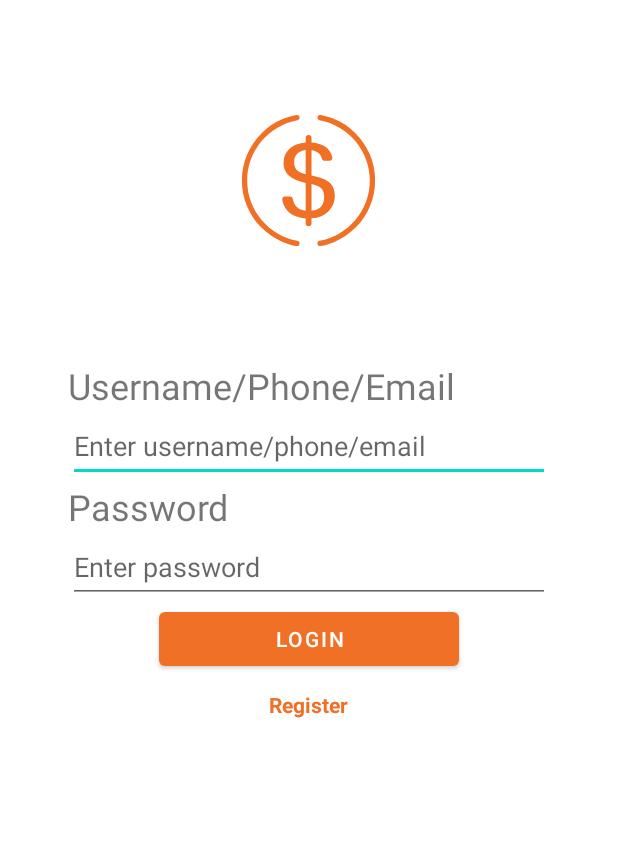
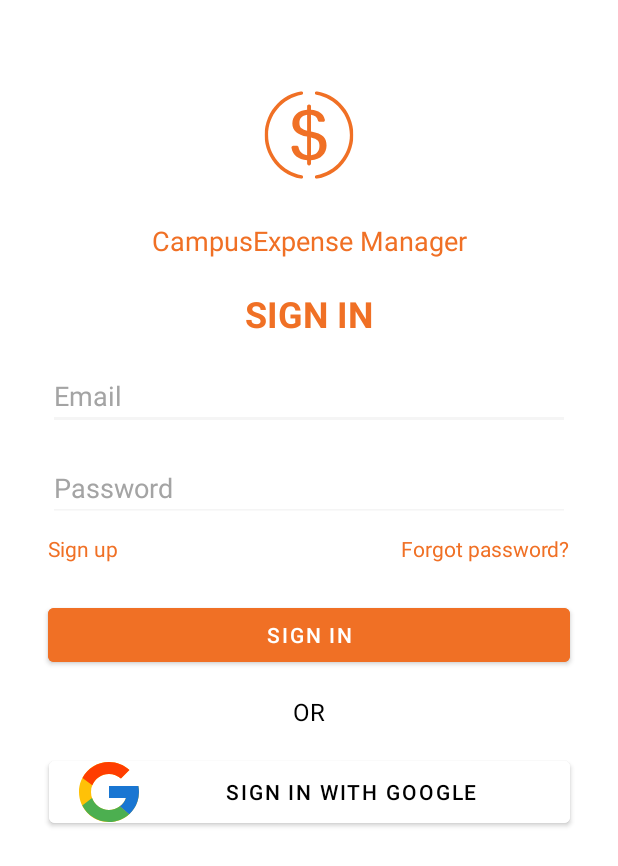
Before and after one commit to kypltIT/CampusExpenseManager, an Android app: the screen it shows after launch (LoginActivity), on a phone screen of 412 x 824 dp. Shown: the top 866 px of the screen. Run offline under Robolectric (Android 15) with nearby library versions, the phone set to English and light mode, and no system bars.

Commit message:
update activity_login.xml , AndroidManifest.xml , ic_google.xml , LoginActivity.java

```diff
--- a/app/src/main/AndroidManifest.xml
+++ b/app/src/main/AndroidManifest.xml
@@ -35,5 +35,6 @@
 
         <activity android:name=".AccountActivity"></activity>
 
+
     </application>
 </manifest>
--- a/app/src/main/java/com/example/campusexpensemanager/LoginActivity.java
+++ b/app/src/main/java/com/example/campusexpensemanager/LoginActivity.java
@@ -1,82 +1,3 @@
-//package com.example.campusexpensemanager;
-//
-//import android.annotation.SuppressLint;
-//import android.content.Intent;
-//import android.database.Cursor;
-//import android.database.sqlite.SQLiteDatabase;
-//import android.os.Bundle;
-//import android.view.View;
-//import android.widget.Button;
-//import android.widget.EditText;
-//import android.widget.TextView;
-//import android.widget.Toast;
-//
-//import androidx.appcompat.app.AppCompatActivity;
-//
-//import com.example.campusexpensemanager.model.Users;
-//
-//public class LoginActivity extends AppCompatActivity {
-//    private EditText usernameInput;
-//    private EditText passwordInput;
-//    private Button loginButton;
-//
-//
-//    @Override
-//    protected void onCreate(Bundle savedInstanceState) {
-//        super.onCreate(savedInstanceState);
-//        setContentView(R.layout.activity_login);
-//        usernameInput = findViewById(R.id.username_input);
-//        passwordInput = findViewById(R.id.password_input);
-//        loginButton = findViewById(R.id.loginButton);
-//        loginButton.setOnClickListener(new View.OnClickListener() {
-//            @Override
-//            public void onClick(View v) {
-//                Users users = new Users(v.getContext());
-//                SQLiteDatabase db = users.dbHelper.getReadableDatabase();
-//
-//                String inputUsername = usernameInput.getText().toString();
-////                String inputPassword = HashUtil.hashPassword(passwordInput.getText().toString());
-//                String inputPassword = passwordInput.getText().toString();
-//
-//                Cursor cursor = db.rawQuery("SELECT * FROM users WHERE username = ? AND password = ?",
-//                        new String[]{inputUsername, HashUtil.hashPassword(inputPassword)});
-//                if (cursor.moveToFirst()) {
-//
-//                    @SuppressLint("Range") int id  =cursor.getInt(cursor.getColumnIndex("id"));
-//                    @SuppressLint("Range") String name  =
-//                            cursor.getString(cursor.getColumnIndex("name"));
-//                    @SuppressLint("Range") String phone  =
-//                            cursor.getString(cursor.getColumnIndex("phone"));
-//                    @SuppressLint("Range") String email  =
-//                            cursor.getString(cursor.getColumnIndex("email"));
-//                    @SuppressLint("Range") String username  =
-//                            cursor.getString(cursor.getColumnIndex("username"));
-//                    Auth auth = new Auth(getBaseContext());
-//                    auth.saveUser(id, name, phone,email,username);
-//
-//
-//                    Intent intent = new Intent(v.getContext(), MainActivity.class);
-//                    v.getContext().startActivity(intent);
-//                } else {
-//                    Toast.makeText(v.getContext(), "Invalid username/password", Toast.LENGTH_LONG).show();
-//                    return;
-//                }
-//            }
-//        });
-//
-//        TextView registerLink = findViewById(R.id.register_link);
-//        registerLink.setOnClickListener(new View.OnClickListener(){
-//            @Override
-//            public void onClick(View v) {
-//                Intent intent = new Intent(v.getContext(), RegisterActivity.class);
-//                v.getContext().startActivity(intent);
-//            }
-//        });
-//    }
-//}
-
-// LoginActivity.java
-
 package com.example.campusexpensemanager;
 
 import android.content.Intent;
@@ -88,7 +9,7 @@ import android.widget.Toast;
 import androidx.appcompat.app.AppCompatActivity;
 
 public class LoginActivity extends AppCompatActivity {
-    private EditText usernameInput;
+    private EditText usernameInput;  // Đây là trường nhập email
     private EditText passwordInput;
     private Button loginButton;
 
@@ -101,9 +22,9 @@ public class LoginActivity extends AppCompatActivity {
         setContentView(R.layout.activity_login);
 
         // Initialize views
-        usernameInput = findViewById(R.id.username_input);
+        usernameInput = findViewById(R.id.email_input);  // Thay đổi username_input thành email_input
         passwordInput = findViewById(R.id.password_input);
-        loginButton = findViewById(R.id.loginButton);
+        loginButton = findViewById(R.id.sign_in_button);  // Thay đổi loginButton thành sign_in_button
 
         loginButton.setOnClickListener(new View.OnClickListener() {
             @Override
--- /dev/null
+++ b/app/src/main/res/drawable/ic_google.xml
@@ -0,0 +1,18 @@
+<vector xmlns:android="http://schemas.android.com/apk/res/android"
+    android:width="48dp"
+    android:height="48dp"
+    android:viewportWidth="48"
+    android:viewportHeight="48">
+  <path
+      android:pathData="M43.611,20.083H42V20H24v8h11.303c-1.649,4.657 -6.08,8 -11.303,8c-6.627,0 -12,-5.373 -12,-12c0,-6.627 5.373,-12 12,-12c3.059,0 5.842,1.154 7.961,3.039l5.657,-5.657C34.046,6.053 29.268,4 24,4C12.955,4 4,12.955 4,24c0,11.045 8.955,20 20,20c11.045,0 20,-8.955 20,-20C44,22.659 43.862,21.35 43.611,20.083z"
+      android:fillColor="#FFC107"/>
+  <path
+      android:pathData="M6.306,14.691l6.571,4.819C14.655,15.108 18.961,12 24,12c3.059,0 5.842,1.154 7.961,3.039l5.657,-5.657C34.046,6.053 29.268,4 24,4C16.318,4 9.656,8.337 6.306,14.691z"
+      android:fillColor="#FF3D00"/>
+  <path
+      android:pathData="M24,44c5.166,0 9.86,-1.977 13.409,-5.192l-6.19,-5.238C29.211,35.091 26.715,36 24,36c-5.202,0 -9.619,-3.317 -11.283,-7.946l-6.522,5.025C9.505,39.556 16.227,44 24,44z"
+      android:fillColor="#4CAF50"/>
+  <path
+      android:pathData="M43.611,20.083H42V20H24v8h11.303c-0.792,2.237 -2.231,4.166 -4.087,5.571c0.001,-0.001 0.002,-0.001 0.003,-0.002l6.19,5.238C36.971,39.205 44,34 44,24C44,22.659 43.862,21.35 43.611,20.083z"
+      android:fillColor="#1976D2"/>
+</vector>
--- a/app/src/main/res/layout/activity_login.xml
+++ b/app/src/main/res/layout/activity_login.xml
@@ -2,85 +2,144 @@
 <androidx.constraintlayout.widget.ConstraintLayout xmlns:android="http://schemas.android.com/apk/res/android"
     xmlns:app="http://schemas.android.com/apk/res-auto"
     xmlns:tools="http://schemas.android.com/tools"
-    android:id="@+id/main"
     android:layout_width="match_parent"
     android:layout_height="match_parent"
+    android:background="@color/white"
     tools:context=".LoginActivity">
 
-    <LinearLayout
-        android:layout_width="0dp"
-        android:layout_height="0dp"
-        android:layout_marginBottom="1dp"
-        android:orientation="vertical"
-        app:layout_constraintBottom_toBottomOf="parent"
-        app:layout_constraintEnd_toEndOf="parent"
-        app:layout_constraintHorizontal_bias="1.0"
+    <!-- Logo và Tên Ứng Dụng -->
+    <ImageView
+        android:id="@+id/logoImageView"
+        android:layout_width="100dp"
+        android:layout_height="100dp"
+        android:layout_marginTop="40dp"
+        app:srcCompat="@drawable/campusexpense__2_"
+        app:layout_constraintTop_toTopOf="parent"
         app:layout_constraintStart_toStartOf="parent"
-        app:layout_constraintTop_toTopOf="parent"
-        app:layout_constraintVertical_bias="1.0">
-
-        <ImageView
-            android:id="@+id/imageView3"
-            android:layout_width="339dp"
-            android:layout_height="150dp"
-            android:layout_gravity="center"
-            android:layout_marginTop="45dp"
-            android:layout_marginBottom="45dp"
-            app:srcCompat="@drawable/campusexpense__2_" />
+        app:layout_constraintEnd_toEndOf="parent" />
 
     <TextView
-            android:id="@+id/textView6"
-            android:layout_width="match_parent"
+        android:id="@+id/appNameTextView"
+        android:layout_width="wrap_content"
         android:layout_height="wrap_content"
-            android:layout_marginStart="45dp"
-            android:layout_marginEnd="45dp"
-            android:text="Username/Phone/Email"
-            android:textSize="24sp" />
+        android:text="CampusExpense Manager"
+        android:textSize="18sp"
+        android:textColor="@color/orange_500"
+        app:layout_constraintTop_toBottomOf="@id/logoImageView"
+        app:layout_constraintStart_toStartOf="parent"
+        app:layout_constraintEnd_toEndOf="parent"
+        android:layout_marginTop="8dp" />
 
+    <!-- Dòng chữ "SIGN IN" -->
+    <TextView
+        android:id="@+id/signInTitle"
+        android:layout_width="wrap_content"
+        android:layout_height="wrap_content"
+        android:text="SIGN IN"
+        android:textSize="24sp"
+        android:textStyle="bold"
+        android:textColor="@color/orange_500"
+        app:layout_constraintTop_toBottomOf="@id/appNameTextView"
+        app:layout_constraintStart_toStartOf="parent"
+        app:layout_constraintEnd_toEndOf="parent"
+        android:layout_marginTop="20dp" />
+
+    <!-- Trường Nhập Email -->
     <EditText
-            android:id="@+id/username_input"
-            android:layout_width="match_parent"
-            android:layout_height="48dp"
-            android:layout_marginStart="45dp"
-            android:layout_marginEnd="45dp"
-            android:ems="10"
-            android:hint="Enter username/phone/email"
-            android:inputType="text" />
+        android:id="@+id/email_input"
+        android:layout_width="0dp"
+        android:layout_height="wrap_content"
+        android:layout_marginStart="32dp"
+        android:layout_marginEnd="32dp"
+        android:layout_marginTop="16dp"
+        android:hint="Email"
+        android:inputType="textEmailAddress"
+        android:textColorHint="@color/dark_gray"
+        android:backgroundTint="@color/gray"
+        app:layout_constraintTop_toBottomOf="@id/signInTitle"
+        app:layout_constraintStart_toStartOf="parent"
+        app:layout_constraintEnd_toEndOf="parent" />
+
+    <!-- Trường Nhập Mật khẩu -->
+    <EditText
+        android:id="@+id/password_input"
+        android:layout_width="0dp"
+        android:layout_height="wrap_content"
+        android:layout_marginStart="32dp"
+        android:layout_marginEnd="32dp"
+        android:layout_marginTop="16dp"
+        android:hint="Password"
+        android:inputType="textPassword"
+        android:textColorHint="@color/dark_gray"
+        android:backgroundTint="@color/gray"
+        app:layout_constraintTop_toBottomOf="@id/email_input"
+        app:layout_constraintStart_toStartOf="parent"
+        app:layout_constraintEnd_toEndOf="parent" />
+
+    <!-- Liên kết Đăng ký và Quên mật khẩu -->
+    <TextView
+        android:id="@+id/signup_link"
+        android:layout_width="wrap_content"
+        android:layout_height="wrap_content"
+        android:text="Sign up"
+        android:textColor="@color/orange_500"
+        app:layout_constraintTop_toBottomOf="@id/password_input"
+        app:layout_constraintStart_toStartOf="@id/password_input"
+        android:layout_marginTop="8dp" />
 
     <TextView
-            android:id="@+id/textView7"
-            android:layout_width="match_parent"
-            android:layout_height="wrap_content"
-            android:layout_marginStart="45dp"
-            android:layout_marginEnd="45dp"
-            android:text="Password"
-            android:textSize="24sp" />
-
-        <EditText
-            android:id="@+id/password_input"
-            android:layout_width="match_parent"
-            android:layout_height="48dp"
-            android:layout_marginStart="45dp"
-            android:layout_marginEnd="45dp"
-            android:ems="10"
-            android:hint="Enter password"
-            android:inputType="textPassword" />
-
-        <Button
-            android:id="@+id/loginButton"
-            android:layout_width="200dp"
-            android:layout_height="48dp"
-            android:layout_gravity="center"
-            android:text="Login" />
-
-        <TextView
-            android:id="@+id/register_link"
+        android:id="@+id/forgot_password_link"
         android:layout_width="wrap_content"
         android:layout_height="wrap_content"
-            android:layout_gravity="center"
-            android:layout_marginTop="10dp"
-            android:text="Register"
+        android:text="Forgot password?"
         android:textColor="@color/orange_500"
-            android:textStyle="bold" />
-    </LinearLayout>
+        app:layout_constraintTop_toBottomOf="@id/password_input"
+        app:layout_constraintEnd_toEndOf="@id/password_input"
+        android:layout_marginTop="8dp" />
+
+    <!-- Nút Đăng Nhập -->
+    <Button
+        android:id="@+id/sign_in_button"
+        android:layout_width="0dp"
+        android:layout_height="wrap_content"
+        android:layout_marginStart="32dp"
+        android:layout_marginEnd="32dp"
+        android:layout_marginTop="24dp"
+        android:backgroundTint="@color/orange_500"
+        android:text="SIGN IN"
+        android:textColor="@color/white"
+        app:layout_constraintTop_toBottomOf="@id/signup_link"
+        app:layout_constraintStart_toStartOf="parent"
+        app:layout_constraintEnd_toEndOf="parent" />
+
+    <!-- Dòng phân cách "OR" -->
+    <TextView
+        android:id="@+id/or_separator"
+        android:layout_width="wrap_content"
+        android:layout_height="wrap_content"
+        android:text="OR"
+        android:textSize="16sp"
+        android:textColor="@color/black"
+        app:layout_constraintTop_toBottomOf="@id/sign_in_button"
+        app:layout_constraintStart_toStartOf="parent"
+        app:layout_constraintEnd_toEndOf="parent"
+        android:layout_marginTop="16dp" />
+
+    <!-- Nút Đăng Nhập với Google -->
+    <Button
+        android:id="@+id/google_sign_in_button"
+        android:layout_width="347dp"
+        android:layout_height="53dp"
+        android:layout_marginStart="32dp"
+        android:layout_marginTop="16dp"
+        android:layout_marginEnd="32dp"
+        android:backgroundTint="@color/white"
+        android:drawableLeft="@drawable/ic_google"
+        android:drawablePadding="8dp"
+        android:text="SIGN IN WITH GOOGLE"
+        android:textColor="@color/black"
+        app:layout_constraintEnd_toEndOf="parent"
+        app:layout_constraintStart_toStartOf="parent"
+        app:layout_constraintTop_toBottomOf="@id/or_separator" />
+
 </androidx.constraintlayout.widget.ConstraintLayout>
--- a/app/src/main/res/values/colors.xml
+++ b/app/src/main/res/values/colors.xml
@@ -13,6 +13,8 @@
     <color name="black">#FF000000</color>
     <color name="white">#FFFFFFFF</color>
     <color name="gray">#F5F5F5</color>
+    <color name="dark_gray">#A4A4A4</color>
+
     <!-- Additional accent colors -->
     <color name="orange_light">#FFE4D3</color>  <!-- Very light orange for backgrounds -->
     <color name="orange_dark">#8B3A0F</color>   <!-- Very dark orange for text -->
```
Lines whose indentation alone changed are shown as unchanged.
